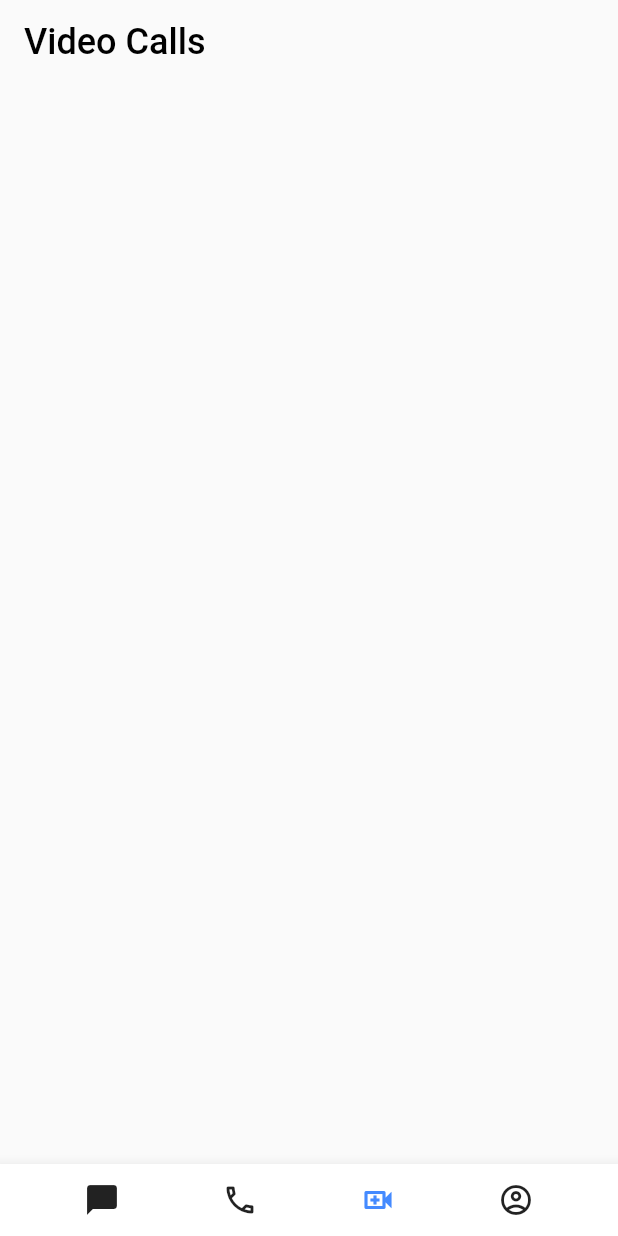
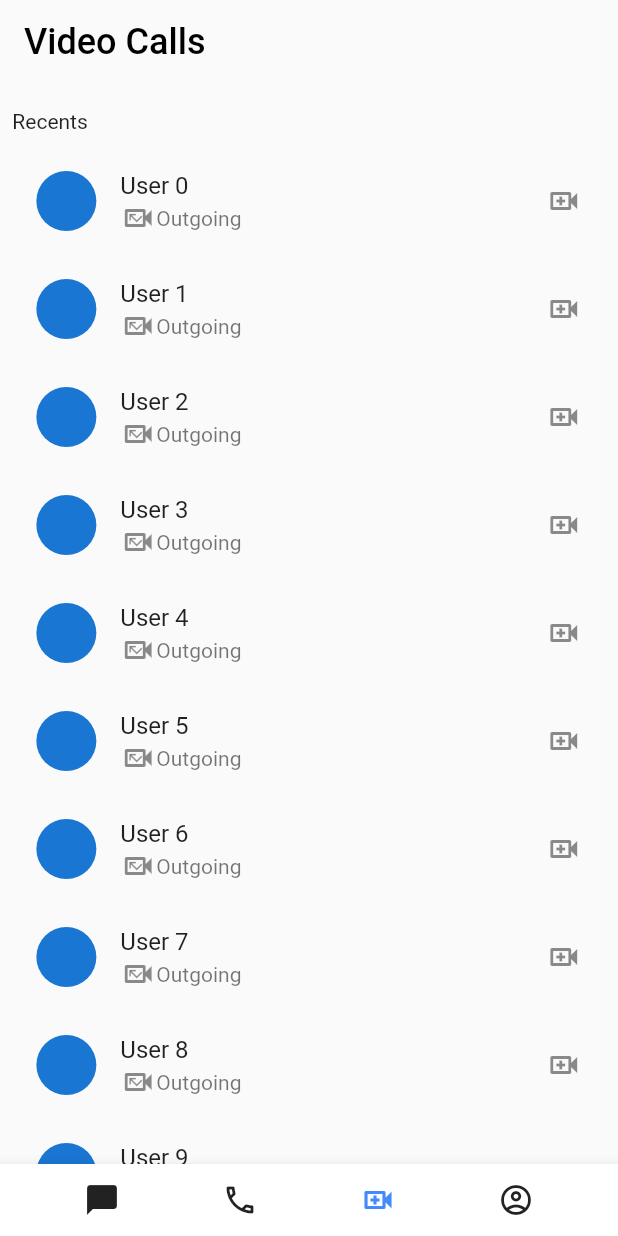
Before and after one commit to Saugat913/etalk, a Flutter app: the screen it shows after launch, item 3 of the bottom bar chosen, on a phone screen of 412 x 824 dp. Run offline on Flutter 3.47's test engine with Material 2 defaults, Android fonts, the phone set to English and light mode, and no system bars.

Commit message:
add the profile and call & video log page

```diff
--- /dev/null
+++ b/lib/models/user_model.dart
@@ -0,0 +1,6 @@
+class User {
+  User({required this.userName,required this.userMail,required this.userDescription});
+  String userName;
+  String userMail;
+  String userDescription;
+}
--- a/lib/screens/video_call_log_page.dart
+++ b/lib/screens/video_call_log_page.dart
@@ -1,11 +1,12 @@
 import 'package:flutter/material.dart';
-
 
 class VideoCallLogPage extends StatelessWidget {
   const VideoCallLogPage({super.key});
 
   @override
   Widget build(BuildContext context) {
+    var screenWidth = MediaQuery.of(context).size.width;
+    var screenHeight = MediaQuery.of(context).size.height;
     return Scaffold(
       appBar: AppBar(
         backgroundColor: Colors.transparent,
@@ -15,6 +16,32 @@ class VideoCallLogPage extends StatelessWidget {
           style: TextStyle(color: Colors.black, fontSize: 24),
         ),
       ),
+      body: SingleChildScrollView(
+        child: Container(
+          padding: EdgeInsets.only(
+              left: screenWidth * 0.02, right: screenWidth * 0.02, top: 17),
+          child:
+              Column(crossAxisAlignment: CrossAxisAlignment.start, children: [
+            Text("Recents"),
+            SizedBox(
+              height: 9,
+            ),
+            ...List.generate(
+                12,
+                (index) => ListTile(
+                      leading: CircleAvatar(),
+                      title: Text("User $index"),
+                      subtitle: Row(
+                        children: [
+                          Icon(Icons.missed_video_call_outlined),
+                          Text("Outgoing")
+                        ],
+                      ),
+                      trailing: Icon(Icons.video_call_outlined),
+                    ))
+          ]),
+        ),
+      ),
     );
   }
 }
```
Also changed, not shown: lib/screens/call_log_page.dart (+28 -0 lines), lib/screens/profile_page.dart (+96 -8 lines). Lines whose indentation alone changed are shown as unchanged.
